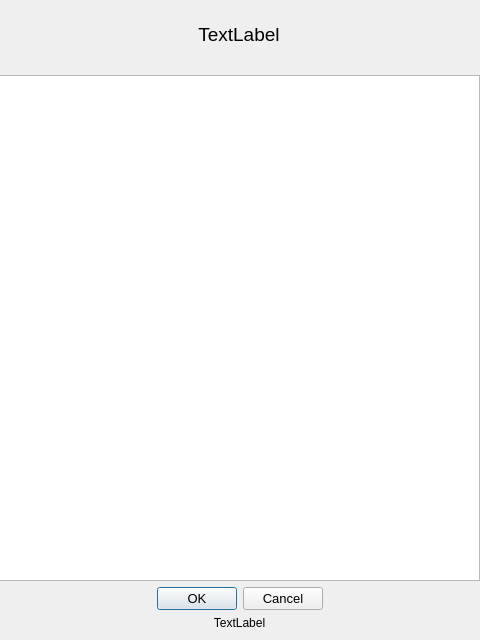
First picture: the form in templates/MultiOperatorTemplate.ui, repository Jonny-programmer/elemer_app, before the edit.
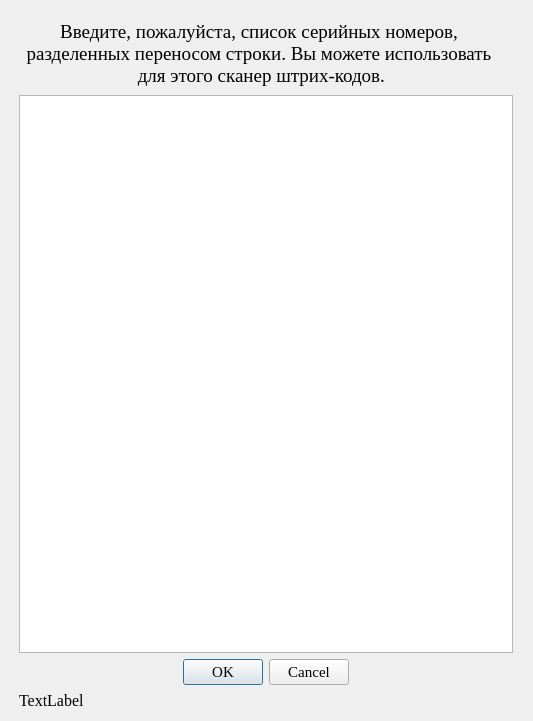
Second picture: the form after the edit.

Patch:
```diff
--- a/templates/MultiOperatorTemplate.ui
+++ b/templates/MultiOperatorTemplate.ui
@@ -6,8 +6,8 @@
    <rect>
     <x>0</x>
     <y>0</y>
-    <width>480</width>
-    <height>640</height>
+    <width>533</width>
+    <height>721</height>
    </rect>
   </property>
   <property name="sizePolicy">
@@ -24,39 +24,80 @@
     <rect>
      <x>-1</x>
      <y>-1</y>
-     <width>481</width>
-     <height>641</height>
+     <width>534</width>
+     <height>721</height>
     </rect>
    </property>
    <layout class="QGridLayout" name="gridLayout">
-    <item row="1" column="0">
-     <widget class="QTextEdit" name="textEdit">
-      <property name="font">
-       <font>
-        <pointsize>10</pointsize>
-       </font>
+    <item row="5" column="1">
+     <spacer name="verticalSpacer">
+      <property name="orientation">
+       <enum>Qt::Vertical</enum>
       </property>
-     </widget>
+      <property name="sizeType">
+       <enum>QSizePolicy::Fixed</enum>
+      </property>
+      <property name="sizeHint" stdset="0">
+       <size>
+        <width>20</width>
+        <height>10</height>
+       </size>
+      </property>
+     </spacer>
     </item>
     <item row="2" column="0">
-     <widget class="QDialogButtonBox" name="buttonBox">
+     <spacer name="verticalSpacer_2">
+      <property name="orientation">
+       <enum>Qt::Vertical</enum>
+      </property>
+      <property name="sizeHint" stdset="0">
+       <size>
+        <width>20</width>
+        <height>40</height>
+       </size>
+      </property>
+     </spacer>
+    </item>
+    <item row="2" column="2">
+     <spacer name="verticalSpacer_3">
+      <property name="orientation">
+       <enum>Qt::Vertical</enum>
+      </property>
+      <property name="sizeHint" stdset="0">
+       <size>
+        <width>20</width>
+        <height>40</height>
+       </size>
+      </property>
+     </spacer>
+    </item>
+    <item row="4" column="1">
+     <widget class="QLabel" name="comment_label">
       <property name="font">
        <font>
-        <pointsize>10</pointsize>
+        <family>Times New Roman</family>
+        <pointsize>12</pointsize>
        </font>
       </property>
-      <property name="orientation">
-       <enum>Qt::Horizontal</enum>
+      <property name="text">
+       <string>TextLabel</string>
       </property>
-      <property name="standardButtons">
-       <set>QDialogButtonBox::Cancel|QDialogButtonBox::Ok</set>
+      <property name="alignment">
+       <set>Qt::AlignLeading|Qt::AlignLeft|Qt::AlignVCenter</set>
       </property>
-      <property name="centerButtons">
-       <bool>true</bool>
+     </widget>
+    </item>
+    <item row="2" column="1">
+     <widget class="QTextEdit" name="textEdit">
+      <property name="font">
+       <font>
+        <family>Times New Roman</family>
+        <pointsize>14</pointsize>
+       </font>
       </property>
      </widget>
     </item>
-    <item row="0" column="0">
+    <item row="1" column="1">
      <widget class="QLabel" name="label">
       <property name="sizePolicy">
        <sizepolicy hsizetype="Expanding" vsizetype="Expanding">
@@ -72,44 +113,48 @@
       </property>
       <property name="font">
        <font>
+        <family>Times New Roman</family>
         <pointsize>14</pointsize>
        </font>
       </property>
       <property name="text">
-       <string>TextLabel</string>
+       <string>Введите, пожалуйста, список серийных номеров, 
+разделенных переносом строки. Вы можете использовать
+ для этого сканер штрих-кодов.</string>
       </property>
       <property name="alignment">
        <set>Qt::AlignCenter</set>
       </property>
      </widget>
     </item>
-    <item row="3" column="0">
-     <widget class="QLabel" name="comment_label">
+    <item row="3" column="1">
+     <widget class="QDialogButtonBox" name="buttonBox">
       <property name="font">
        <font>
-        <pointsize>9</pointsize>
+        <family>Times New Roman</family>
+        <pointsize>11</pointsize>
        </font>
       </property>
-      <property name="text">
-       <string>TextLabel</string>
+      <property name="orientation">
+       <enum>Qt::Horizontal</enum>
       </property>
-      <property name="alignment">
-       <set>Qt::AlignCenter</set>
+      <property name="standardButtons">
+       <set>QDialogButtonBox::Cancel|QDialogButtonBox::Ok</set>
+      </property>
+      <property name="centerButtons">
+       <bool>true</bool>
       </property>
      </widget>
     </item>
-    <item row="4" column="0">
-     <spacer name="verticalSpacer">
+    <item row="0" column="1">
+     <spacer name="horizontalSpacer">
       <property name="orientation">
-       <enum>Qt::Vertical</enum>
-      </property>
-      <property name="sizeType">
-       <enum>QSizePolicy::Fixed</enum>
+       <enum>Qt::Horizontal</enum>
       </property>
       <property name="sizeHint" stdset="0">
        <size>
-        <width>20</width>
-        <height>10</height>
+        <width>40</width>
+        <height>20</height>
        </size>
       </property>
      </spacer>
```
